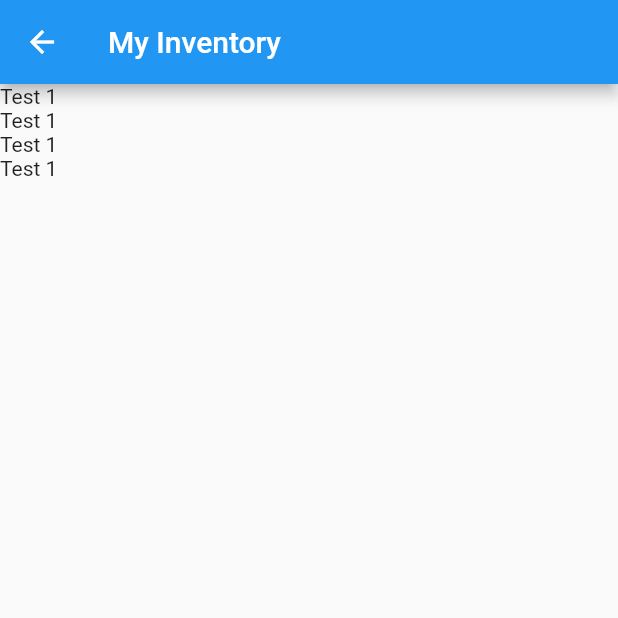
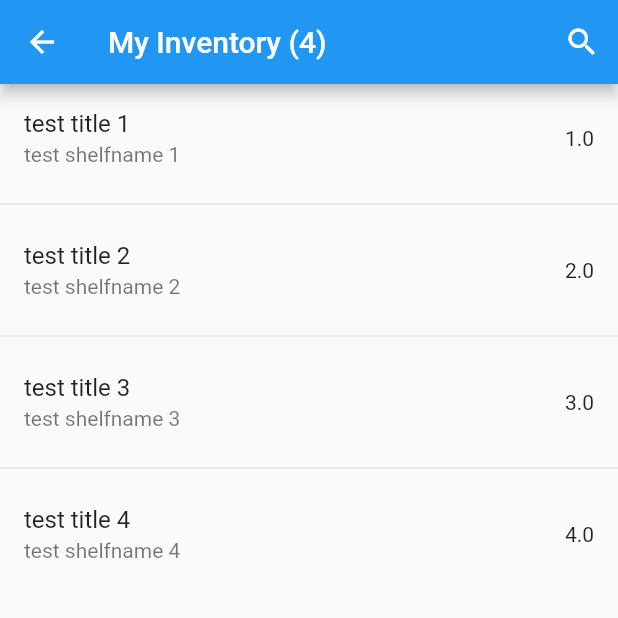
Before and after one commit to santosh4005/homeinventory, a Flutter app: the screen it shows after launch, after a tap on "My Inventory!", on a phone screen of 412 x 824 dp, the top half of it. Run offline on Flutter 3.47's test engine with Material 2 defaults, Android fonts, the phone set to English and light mode, and no system bars.

Commit message:
provider and search capability

```diff
--- a/lib/main.dart
+++ b/lib/main.dart
@@ -1,6 +1,8 @@
 import 'package:flutter/material.dart';
+import 'package:home_inventory/providers/inventoryprovider.dart';
 import 'package:home_inventory/screens/addinventory.dart';
 import 'package:home_inventory/screens/inventory.dart';
+import 'package:provider/provider.dart';
 import './screens/myhomepage.dart';
 
 void main() {
@@ -11,7 +13,14 @@ class MyApp extends StatelessWidget {
   // This widget is the root of your application.
   @override
   Widget build(BuildContext context) {
-    return MaterialApp(
+    return MultiProvider(
+        providers: [
+          ChangeNotifierProvider.value(
+            value: ProviderInventory(),
+          )
+        ],
+        child: MaterialApp(
+          debugShowCheckedModeBanner: false,
           title: 'Home Inventory',
           theme: ThemeData(
             primarySwatch: Colors.blue,
@@ -20,9 +29,9 @@ class MyApp extends StatelessWidget {
           initialRoute: "/",
           routes: {
             "/": (ctx) => MyHomePage(title: 'Home Inventory'),
-        Inventory.name: (ctx) => Inventory(),
-        AddInventory.name: (ctx)=>AddInventory()
+            ScreenInventory.name: (ctx) => ScreenInventory(),
+            ScreenAddInventory.name: (ctx) => ScreenAddInventory()
           },
-    );
+        ));
   }
 }
--- /dev/null
+++ b/lib/models/inventoryitem.dart
@@ -0,0 +1,16 @@
+import 'package:flutter/foundation.dart';
+
+class ModelInventoryItem {
+  final String id;
+  final String title;
+  final String description;
+  final double quantity;
+  final String shelfName;
+
+  ModelInventoryItem(
+      {@required this.id,
+      @required this.title,
+      @required this.description,
+      @required this.quantity,
+      @required this.shelfName});
+}
--- /dev/null
+++ b/lib/providers/inventoryprovider.dart
@@ -0,0 +1,40 @@
+import 'package:flutter/foundation.dart';
+import 'package:home_inventory/models/inventoryitem.dart';
+
+class ProviderInventory with ChangeNotifier {
+  List<ModelInventoryItem> _items = [
+    ModelInventoryItem(
+        id: "1",
+        title: 'test title 1',
+        description: 'test description 1',
+        quantity: 1,
+        shelfName: 'test shelfname 1'),
+    ModelInventoryItem(
+        id: "2",
+        title: 'test title 2',
+        description: 'test description 2',
+        quantity: 2,
+        shelfName: 'test shelfname 2'),
+    ModelInventoryItem(
+        id: "3",
+        title: 'test title 3',
+        description: 'test description 3',
+        quantity: 3,
+        shelfName: 'test shelfname 3'),
+    ModelInventoryItem(
+        id: "4",
+        title: 'test title 4',
+        description: 'test description 4',
+        quantity: 4,
+        shelfName: 'test shelfname 4'),
+  ];
+
+  List<ModelInventoryItem> get items{
+    return [..._items];
+  }
+
+  void removeItemFromInventory(int index){
+    _items.removeAt(index);
+    notifyListeners();
+  }
+}
--- a/lib/screens/addinventory.dart
+++ b/lib/screens/addinventory.dart
@@ -1,13 +1,13 @@
 import 'package:flutter/material.dart';
 
-class AddInventory extends StatefulWidget {
+class ScreenAddInventory extends StatefulWidget {
   static const String name = "/addinventory";
 
   @override
-  _AddInventoryState createState() => _AddInventoryState();
+  _ScreenAddInventoryState createState() => _ScreenAddInventoryState();
 }
 
-class _AddInventoryState extends State<AddInventory> {
+class _ScreenAddInventoryState extends State<ScreenAddInventory> {
   final _form = GlobalKey<FormState>();
   final _quantityFocusNode = FocusNode();
   final _shelfNameFocusNode = FocusNode();
--- a/lib/screens/inventory.dart
+++ b/lib/screens/inventory.dart
@@ -1,22 +1,167 @@
 import 'package:flutter/material.dart';
+import 'package:home_inventory/models/inventoryitem.dart';
+import 'package:home_inventory/providers/inventoryprovider.dart';
+import 'package:home_inventory/screens/inventoryitem.dart';
+import 'package:provider/provider.dart';
 
-class Inventory extends StatelessWidget {
+class ScreenInventory extends StatelessWidget {
   static const String name = "/inventory";
 
   @override
   Widget build(BuildContext context) {
+    var provider = Provider.of<ProviderInventory>(context);
+    var itemsList = provider.items;
+
     return Scaffold(
       appBar: AppBar(
-        title: Text("My Inventory"),
-      ),
-      body: ListView(
-        children: <Widget>[
-          Text("Test 1"),
-          Text("Test 1"),
-          Text("Test 1"),
-          Text("Test 1"),
+        title: Text("My Inventory (${itemsList.length})"),
+        actions: <Widget>[
+          IconButton(
+            onPressed: () {
+              showSearch(context: context, delegate: DataSerach(itemsList));
+            },
+            icon: Icon(Icons.search),
+          )
         ],
       ),
+      body: ListView.separated(
+          itemBuilder: (ctx, index) {
+            return Dismissible(
+              confirmDismiss: (direction) => showDialog(
+                  context: ctx,
+                  child: AlertDialog(
+                    actions: <Widget>[
+                      RaisedButton(
+                        child: Text("Cancel"),
+                        onPressed: () => Navigator.of(context).pop(false),
+                      ),
+                      RaisedButton(
+                        child: Text("OK"),
+                        onPressed: () => Navigator.of(context).pop(true),
+                      )
+                    ],
+                    title: Text("Hmmm...."),
+                  )),
+              direction: DismissDirection.endToStart,
+              key: ValueKey(itemsList[index].id),
+              onDismissed: (direction) {
+                provider.removeItemFromInventory(index);
+                Scaffold.of(ctx).hideCurrentSnackBar();
+                Scaffold.of(ctx).showSnackBar(SnackBar(
+                  content:
+                      Text("Deleted ${itemsList[index].title} from the list"),
+                ));
+              },
+              background: Container(
+                alignment: Alignment.centerRight,
+                color: Colors.red,
+                child: Icon(
+                  Icons.delete_forever,
+                  color: Colors.white,
+                  size: 36.0,
+                ),
+              ),
+              child: ListTile(
+                title: Text(itemsList[index].title),
+                subtitle: Text(itemsList[index].shelfName),
+                trailing: Text(itemsList[index].quantity.toString()),
+                onTap: () {
+                  Navigator.of(context).push(MaterialPageRoute(builder: (ctx) {
+                    return ScreenInventoryItem(
+                      modelInventoryItem: itemsList[index],
+                    );
+                  }));
+                },
+              ),
+            );
+          },
+          itemCount: itemsList.length,
+          separatorBuilder: (ctx, i) {
+            return Divider();
+          }),
     );
   }
 }
+
+class DataSerach extends SearchDelegate<ModelInventoryItem> {
+  List<ModelInventoryItem> searchItems;
+  DataSerach(this.searchItems);
+
+  @override
+  List<Widget> buildActions(BuildContext context) {
+    //actions for app bar
+    return [
+      IconButton(
+        icon: Icon(Icons.clear),
+        onPressed: () {
+          query = "";
+        },
+      )
+    ];
+  }
+
+  @override
+  Widget buildLeading(BuildContext context) {
+    //leading icon on the left of the app bar (back arrow)
+    return IconButton(
+      icon: AnimatedIcon(
+        icon: AnimatedIcons.menu_arrow,
+        progress: transitionAnimation,
+      ),
+      onPressed: () {
+        close(context, null);
+      },
+    );
+  }
+
+  @override
+  Widget buildResults(BuildContext context) {
+    //show search results based on the selection
+  }
+
+  @override
+  Widget buildSuggestions(BuildContext context) {
+    //show when someone searches for something
+    final suggestionList = query.isEmpty
+        ? searchItems.take(1).toList()
+        : searchItems
+            .where((element) =>
+                element.title.toLowerCase().startsWith(query.toLowerCase()))
+            .toList();
+
+    return ListView.builder(
+        itemCount: suggestionList.length,
+        itemBuilder: (ctx, index) {
+          return ListTile(
+            leading: Icon(Icons.check_box),
+            title: RichText(
+              text: TextSpan(
+                  text: suggestionList[index].title.substring(0, query.length),
+                  style: TextStyle(
+                    color: Colors.black,
+                    fontWeight: FontWeight.bold,
+                  ),
+                  children: [
+                    TextSpan(
+                        text:
+                            suggestionList[index].title.substring(query.length),
+                        style: TextStyle(
+                          color: Colors.grey,
+                        ))
+                  ]),
+            ),
+            subtitle: Text(suggestionList[index].shelfName),
+            trailing: Text(
+              suggestionList[index].quantity.toString(),
+            ),
+            onTap: () {
+              Navigator.of(context).push(MaterialPageRoute(builder: (ctx) {
+                return ScreenInventoryItem(
+                  modelInventoryItem: suggestionList[index],
+                );
+              }));
+            },
+          );
+        });
+  }
+}
--- a/lib/screens/myhomepage.dart
+++ b/lib/screens/myhomepage.dart
@@ -1,6 +1,8 @@
 import 'package:flutter/material.dart';
+import 'package:home_inventory/providers/inventoryprovider.dart';
 import 'package:home_inventory/screens/addinventory.dart';
 import 'package:home_inventory/screens/inventory.dart';
+import 'package:provider/provider.dart';
 
 class MyHomePage extends StatefulWidget {
   MyHomePage({Key key, this.title}) : super(key: key);
@@ -14,7 +16,7 @@ class MyHomePage extends StatefulWidget {
 class _MyHomePageState extends State<MyHomePage> {
   @override
   Widget build(BuildContext context) {
-    return Scaffold(
+    return  Scaffold(
         appBar: AppBar(
           title: Text(widget.title),
         ),
@@ -38,17 +40,21 @@ class _MyHomePageState extends State<MyHomePage> {
                     ],
                   ),
                 ),
-              onTap: () {Navigator.of(context).pushNamed(Inventory.name);},
+                onTap: () {
+                  Navigator.of(context).pushNamed(ScreenInventory.name);
+                },
               ),
             ],
           ),
         ),
         floatingActionButtonLocation: FloatingActionButtonLocation.centerFloat,
         floatingActionButton: FloatingActionButton(
-        onPressed: () => {Navigator.of(context).pushNamed(AddInventory.name)},
+          onPressed: () =>
+              {Navigator.of(context).pushNamed(ScreenAddInventory.name)},
           tooltip: 'Increment',
           child: Icon(Icons.add),
         ),
+
     );
   }
 }
--- a/pubspec.yaml
+++ b/pubspec.yaml
@@ -23,7 +23,7 @@ environment:
 dependencies:
   flutter:
     sdk: flutter
-
+  provider: ^4.1.2
 
   # The following adds the Cupertino Icons font to your application.
   # Use with the CupertinoIcons class for iOS style icons.
```
Also changed, not shown: lib/screens/inventoryitem.dart (added, +18 -0 lines), pubspec.lock. Lines whose indentation alone changed are shown as unchanged.
